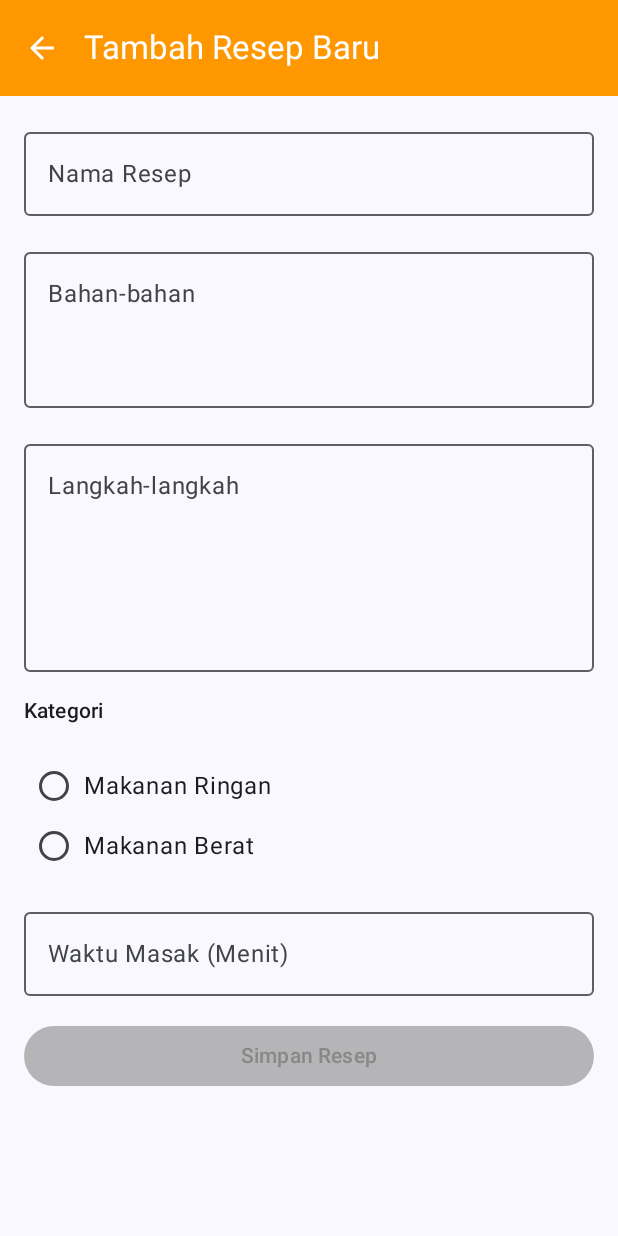
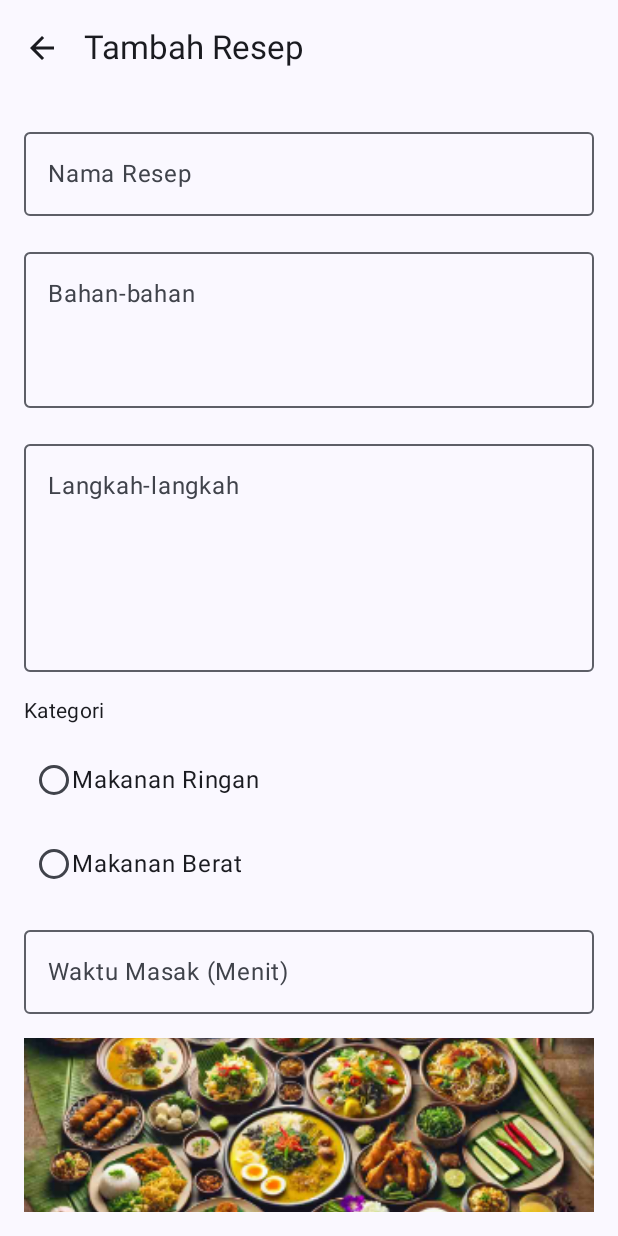
Before and after one commit to faishalrizqi/MuhammadFaishalRizqiPratama_CookIT, an Android app built with Jetpack Compose: the screen it shows after launch (MainActivity), after a tap on "Tambah Resep", on a phone screen of 412 x 824 dp. Run offline under Robolectric (Android 15) with nearby library versions, the light colour scheme and no system bars; our stand-ins replace Room's generated code; 1 other tap on this screen came first.

Commit message:
Menambahkan fitur menampilkan gambar default resep

```diff
--- a/app/build.gradle.kts
+++ b/app/build.gradle.kts
@@ -55,6 +55,7 @@ dependencies {
     implementation(libs.androidx.room.ktx)
     ksp(libs.androidx.room.compiler)
     implementation(libs.androidx.datastore.preferences)
+    implementation(libs.coil.compose)
 
     testImplementation(libs.junit)
     androidTestImplementation(libs.androidx.junit)
--- a/app/src/main/java/com/muhammadfaishalrizqipratama0094/cookit/database/ResepDb.kt
+++ b/app/src/main/java/com/muhammadfaishalrizqipratama0094/cookit/database/ResepDb.kt
@@ -1,12 +1,11 @@
-package com.muhammadfaishalrizqipratama0094.cookit.database
-
 import android.content.Context
 import androidx.room.Database
 import androidx.room.Room
 import androidx.room.RoomDatabase
+import com.muhammadfaishalrizqipratama0094.cookit.database.ResepDao
 import com.muhammadfaishalrizqipratama0094.cookit.model.Resep
 
-@Database(entities = [Resep::class], version = 1, exportSchema = false)
+@Database(entities = [Resep::class], version = 2, exportSchema = false)
 abstract class ResepDb : RoomDatabase() {
 
     abstract val dao: ResepDao
@@ -24,8 +23,9 @@ abstract class ResepDb : RoomDatabase() {
                     instance = Room.databaseBuilder(
                         context.applicationContext,
                         ResepDb::class.java,
-                        "resep.db"
-                    ).build()
+                        "recipe.db"
+                    ).fallbackToDestructiveMigration()
+                        .build()
                     INSTANCE = instance
                 }
                 return instance
--- a/app/src/main/java/com/muhammadfaishalrizqipratama0094/cookit/model/Resep.kt
+++ b/app/src/main/java/com/muhammadfaishalrizqipratama0094/cookit/model/Resep.kt
@@ -12,5 +12,6 @@ data class Resep(
     val langkah: String,
     val kategori: String,
     val waktuMasak: Int,
-    val tanggalDitambahkan: String
+    val tanggalDitambahkan: String,
+    val imageUrl: String
 )
--- a/app/src/main/java/com/muhammadfaishalrizqipratama0094/cookit/navigation/NavGraph.kt
+++ b/app/src/main/java/com/muhammadfaishalrizqipratama0094/cookit/navigation/NavGraph.kt
@@ -23,7 +23,7 @@ fun SetupNavGraph(navController: NavHostController = rememberNavController(), re
             HomeScreen(navController, resepViewModel)
         }
         composable(Screen.TambahResep.route) {
-            TambahResepScreen(navController, resepViewModel)
+            TambahResepScreen(navController = navController, viewModel = resepViewModel)
         }
         composable(
             route = Screen.DetailResep.route,
--- a/app/src/main/java/com/muhammadfaishalrizqipratama0094/cookit/ui/screen/TambahResepScreen.kt
+++ b/app/src/main/java/com/muhammadfaishalrizqipratama0094/cookit/ui/screen/TambahResepScreen.kt
@@ -1,44 +1,26 @@
 package com.muhammadfaishalrizqipratama0094.cookit.ui.screen
 
-import androidx.compose.foundation.isSystemInDarkTheme
-import androidx.compose.foundation.layout.Arrangement
-import androidx.compose.foundation.layout.Column
-import androidx.compose.foundation.layout.Row
-import androidx.compose.foundation.layout.fillMaxSize
-import androidx.compose.foundation.layout.fillMaxWidth
-import androidx.compose.foundation.layout.padding
+import android.net.Uri
+import androidx.compose.foundation.Image
+import androidx.compose.foundation.layout.*
 import androidx.compose.foundation.selection.selectable
 import androidx.compose.foundation.text.KeyboardOptions
 import androidx.compose.material.icons.Icons
 import androidx.compose.material.icons.automirrored.filled.ArrowBack
-import androidx.compose.material3.Button
-import androidx.compose.material3.ButtonDefaults
-import androidx.compose.material3.ExperimentalMaterial3Api
-import androidx.compose.material3.Icon
-import androidx.compose.material3.IconButton
-import androidx.compose.material3.MaterialTheme
-import androidx.compose.material3.OutlinedTextField
-import androidx.compose.material3.RadioButton
-import androidx.compose.material3.Scaffold
-import androidx.compose.material3.Text
-import androidx.compose.material3.TopAppBar
-import androidx.compose.material3.TopAppBarDefaults
-import androidx.compose.runtime.Composable
-import androidx.compose.runtime.getValue
-import androidx.compose.runtime.mutableStateOf
-import androidx.compose.runtime.remember
-import androidx.compose.runtime.setValue
+import androidx.compose.material3.*
+import androidx.compose.runtime.*
+import androidx.compose.ui.Modifier
 import androidx.compose.ui.Alignment
-import androidx.compose.ui.Modifier
 import androidx.compose.ui.graphics.Color
+import androidx.compose.ui.layout.ContentScale
 import androidx.compose.ui.res.stringResource
-import androidx.compose.ui.semantics.Role
 import androidx.compose.ui.text.input.KeyboardType
 import androidx.compose.ui.unit.dp
 import androidx.navigation.NavHostController
-import com.muhammadfaishalrizqipratama0094.cookit.R
 import com.muhammadfaishalrizqipratama0094.cookit.model.Resep
 import com.muhammadfaishalrizqipratama0094.cookit.viewmodel.ResepViewModel
+import coil.compose.rememberAsyncImagePainter
+import com.muhammadfaishalrizqipratama0094.cookit.R
 import java.text.SimpleDateFormat
 import java.util.Date
 import java.util.Locale
@@ -47,39 +29,30 @@ import java.util.Locale
 @Composable
 fun TambahResepScreen(
     navController: NavHostController,
-    viewModel: ResepViewModel
+    viewModel: ResepViewModel,
 ) {
     var nama by remember { mutableStateOf("") }
     var bahan by remember { mutableStateOf("") }
     var langkah by remember { mutableStateOf("") }
     var waktuMasak by remember { mutableStateOf("") }
+    var selectedKategori by remember { mutableStateOf("") }
+    val imageUri by remember { mutableStateOf<Uri?>(null) }
 
     val kategoriOptions = listOf(stringResource(R.string.makanan_ringan), stringResource(R.string.makanan_berat))
-    var selectedKategori by remember { mutableStateOf("") }
 
     Scaffold(
         topBar = {
             TopAppBar(
-                title = {
-                    Text(stringResource(R.string.tambah_resep_baru)) },
+                title = { Text(stringResource(R.string.tambah_resep)) },
                 navigationIcon = {
                     IconButton(onClick = { navController.popBackStack() }) {
-                        Icon(Icons.AutoMirrored.Filled.ArrowBack,
-                            contentDescription = stringResource(R.string.kembali))
+                        Icon(Icons.AutoMirrored.Filled.ArrowBack, contentDescription = stringResource(R.string.kembali))
                     }
-                },
-                colors = TopAppBarDefaults.mediumTopAppBarColors(
-                    containerColor = if (isSystemInDarkTheme()) {
-                        Color(0xFFE65100)
-                    } else {
-                        Color(0xFFFF9800)
-                    },
-                    titleContentColor = MaterialTheme.colorScheme.onPrimaryContainer,
-                    navigationIconContentColor = MaterialTheme.colorScheme.onPrimaryContainer
-                )
+                }
             )
         }
     ) { padding ->
+
         Column(
             modifier = Modifier
                 .fillMaxSize()
@@ -110,21 +83,14 @@ fun TambahResepScreen(
                 minLines = 5
             )
 
-            Text(
-                text = stringResource(R.string.kategori),
-                style = MaterialTheme.typography.labelLarge,
-                modifier = Modifier.padding(bottom = 4.dp)
-            )
-
-            Column {
+            Text(stringResource(R.string.kategori), style = MaterialTheme.typography.bodyMedium)
             kategoriOptions.forEach { kategori ->
                 Row(
                     modifier = Modifier
                         .fillMaxWidth()
                         .selectable(
                             selected = (kategori == selectedKategori),
-                                onClick = { selectedKategori = kategori },
-                                role = Role.RadioButton
+                            onClick = { selectedKategori = kategori }
                         )
                         .padding(8.dp),
                     verticalAlignment = Alignment.CenterVertically
@@ -133,12 +99,7 @@ fun TambahResepScreen(
                         selected = (kategori == selectedKategori),
                         onClick = null
                     )
-                        Text(
-                            text = kategori,
-                            style = MaterialTheme.typography.bodyLarge,
-                            modifier = Modifier.padding(start = 8.dp)
-                        )
-                    }
+                    Text(text = kategori, style = MaterialTheme.typography.bodyLarge)
                 }
             }
 
@@ -148,6 +109,18 @@ fun TambahResepScreen(
                 label = { Text(stringResource(R.string.waktu)) },
                 modifier = Modifier.fillMaxWidth(),
                 keyboardOptions = KeyboardOptions(keyboardType = KeyboardType.Number)
+            )
+
+            val imagePainter = rememberAsyncImagePainter(
+                model = imageUri ?: R.drawable.default_recipe_image
+            )
+            Image(
+                painter = imagePainter,
+                contentDescription = stringResource(R.string.gambar_resep),
+                modifier = Modifier
+                    .fillMaxWidth()
+                    .height(200.dp),
+                contentScale = ContentScale.Crop
             )
 
             Button(
@@ -160,7 +133,8 @@ fun TambahResepScreen(
                             kategori = selectedKategori,
                             waktuMasak = waktuMasak.toIntOrNull() ?: 0,
                             tanggalDitambahkan = SimpleDateFormat("yyyy-MM-dd HH:mm:ss", Locale.getDefault())
-                                .format(Date())
+                                .format(Date()),
+                            imageUrl = "android.resource://com.muhammadfaishalrizqipratama0094.cookit/drawable/default_recipe_image"
                         )
                         viewModel.tambahResep(resep)
                         navController.popBackStack()
@@ -168,16 +142,7 @@ fun TambahResepScreen(
                 },
                 modifier = Modifier.fillMaxWidth(),
                 enabled = nama.isNotBlank() && bahan.isNotBlank() && langkah.isNotBlank() && selectedKategori.isNotBlank(),
-                colors = ButtonDefaults.buttonColors(
-                    containerColor = if (isSystemInDarkTheme()) {
-                        Color(0xFFE65100)
-                    } else {
-                        Color(0xFFFF9800)
-                    },
-                    contentColor = MaterialTheme.colorScheme.onPrimaryContainer,
-                    disabledContainerColor = Color.Gray.copy(alpha = 0.6f),
-                    disabledContentColor = Color.Gray
-                )
+                colors = ButtonDefaults.buttonColors(containerColor = Color(0xFFE65100))
             ) {
                 Text(stringResource(R.string.simpan))
             }
--- a/app/src/main/java/com/muhammadfaishalrizqipratama0094/cookit/viewmodel/ResepViewModel.kt
+++ b/app/src/main/java/com/muhammadfaishalrizqipratama0094/cookit/viewmodel/ResepViewModel.kt
@@ -1,9 +1,9 @@
 package com.muhammadfaishalrizqipratama0094.cookit.viewmodel
 
+import ResepDb
 import android.app.Application
 import androidx.lifecycle.AndroidViewModel
 import androidx.lifecycle.viewModelScope
-import com.muhammadfaishalrizqipratama0094.cookit.database.ResepDb
 import com.muhammadfaishalrizqipratama0094.cookit.model.Resep
 import com.muhammadfaishalrizqipratama0094.cookit.util.SettingsDataStore
 import kotlinx.coroutines.Dispatchers
@@ -41,10 +41,6 @@ class ResepViewModel(application: Application) : AndroidViewModel(application) {
         }
     }
 
-    fun cariResep(query: String): Flow<List<Resep>> {
-        return resepDao.searchResep(query)
-    }
-
     suspend fun getResepById(id: Long): Resep? {
         return resepDao.getResepById(id)
     }
--- a/app/src/main/res/values/strings.xml
+++ b/app/src/main/res/values/strings.xml
@@ -26,4 +26,6 @@
     <string name="edit">Edit</string>
     <string name="makanan_berat">Makanan Berat</string>
     <string name="makanan_ringan">Makanan Ringan</string>
+    <string name="image_url">URL Gambar</string>
+    <string name="gambar_resep">Gambar Resep</string>
 </resources>
--- a/gradle/libs.versions.toml
+++ b/gradle/libs.versions.toml
@@ -34,6 +34,7 @@ androidx-room-compiler = { group = "androidx.room", name = "room-compiler", vers
 androidx-room-ktx = { group = "androidx.room", name = "room-ktx", version.ref = "roomRuntime" }
 androidx-room-runtime = { group = "androidx.room", name = "room-runtime", version.ref = "roomRuntime" }
 androidx-datastore-preferences = { module = "androidx.datastore:datastore-preferences", version.ref = "datastorePreferences" }
+coil-compose = { group = "io.coil-kt", name = "coil-compose", version = "2.1.0" }
 
 [plugins]
 android-application = { id = "com.android.application", version.ref = "agp" }
```
Also changed, not shown: app/src/main/java/com/muhammadfaishalrizqipratama0094/cookit/ui/components/ResepItem.kt (+32 -16 lines), app/src/main/java/com/muhammadfaishalrizqipratama0094/cookit/ui/screen/HomeScreen.kt (+3 -22 lines), app/src/main/ic_nasgor-playstore.png (added), app/src/main/res/drawable/default_recipe_image.jpg (added). Lines whose indentation alone changed are shown as unchanged.
